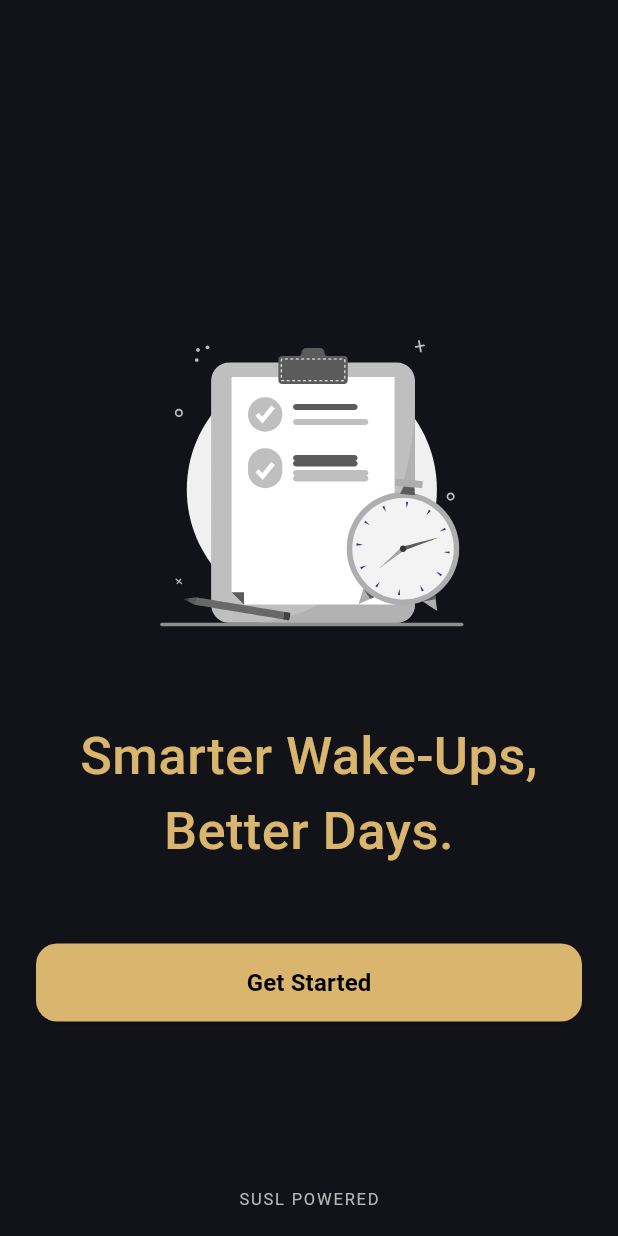
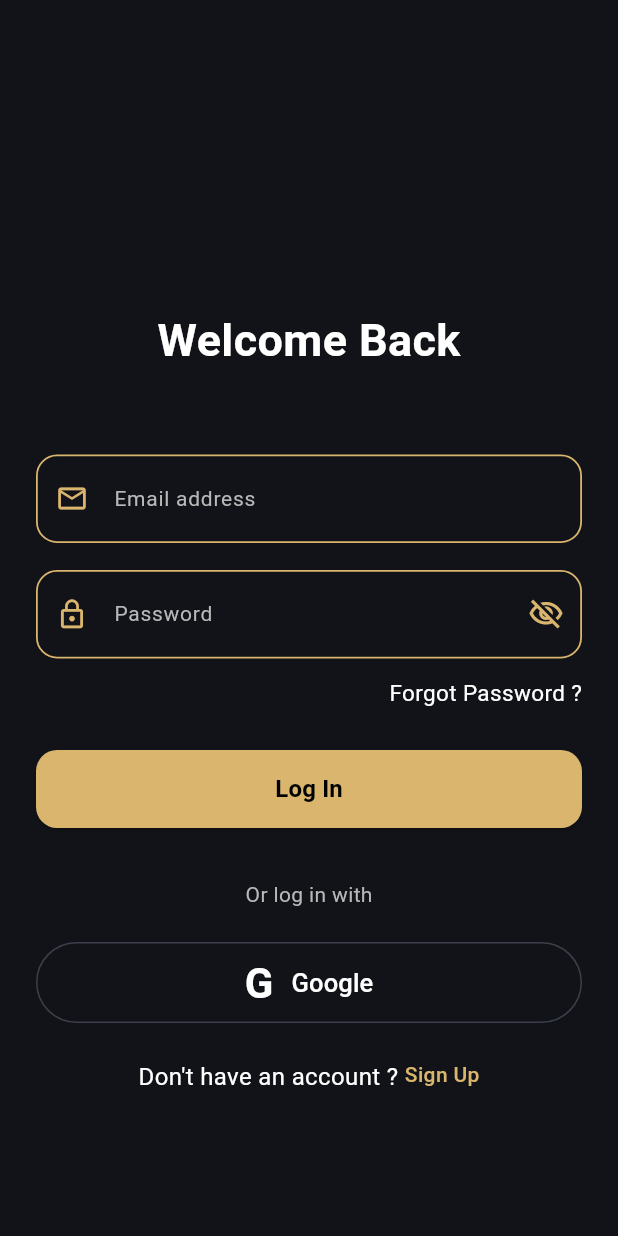
Before and after one commit to Ashiy-Ishan/Smart_AI_Alarm, a Flutter app: the screen it shows after launch, after a tap on "Get Started", on a phone screen of 412 x 824 dp. Run offline on Flutter 3.47's test engine with Material 3 defaults, Android fonts, the phone set to English and light mode, and no system bars; our stand-ins replace google_fonts, lottie.

Commit message:
login,sign up and forget password pages created

```diff
--- /dev/null
+++ b/fontend/alarm_frontend/lib/components/social_button.dart
@@ -0,0 +1,56 @@
+import 'package:alarm_frontend/components/app_colors.dart';
+import 'package:flutter/material.dart';
+
+class SocialButton extends StatelessWidget {
+  final String text;
+  final VoidCallback onPressed;
+
+  const SocialButton({
+    super.key,
+    required this.text,
+    required this.onPressed,
+  });
+
+  @override
+  Widget build(BuildContext context) {
+    return SizedBox(
+      width: double.infinity,
+      height: 54,
+      child: OutlinedButton(
+        onPressed: onPressed,
+        style: OutlinedButton.styleFrom(
+          backgroundColor: Colors.transparent,
+          side: const BorderSide(
+            color: AppColors.border,
+            width: 1,
+          ),
+          shape: RoundedRectangleBorder(
+            borderRadius: BorderRadius.circular(28),
+          ),
+        ),
+        child: Row(
+          mainAxisAlignment: MainAxisAlignment.center,
+          children: [
+            const Text(
+              'G',
+              style: TextStyle(
+                fontSize: 28,
+                fontWeight: FontWeight.bold,
+                color: Colors.white,
+              ),
+            ),
+            const SizedBox(width: 12),
+            Text(
+              text,
+              style: const TextStyle(
+                color: AppColors.textPrimary,
+                fontSize: 17,
+                fontWeight: FontWeight.w500,
+              ),
+            ),
+          ],
+        ),
+      ),
+    );
+  }
+}
--- a/fontend/alarm_frontend/lib/main.dart
+++ b/fontend/alarm_frontend/lib/main.dart
@@ -21,7 +21,7 @@ class MyApp extends StatelessWidget {
         useMaterial3: true,
         textTheme: GoogleFonts.lexendDecaTextTheme(),
       ),
-      home: const SplashScreen(),
+      home: SplashScreen(),
     );
   }
 }
--- /dev/null
+++ b/fontend/alarm_frontend/lib/screens/auth_screen.dart
@@ -0,0 +1,428 @@
+import 'package:alarm_frontend/components/app_colors.dart';
+import 'package:alarm_frontend/components/app_text_styles.dart';
+import 'package:alarm_frontend/components/auth_text_field.dart';
+import 'package:alarm_frontend/components/primary_button.dart';
+import 'package:alarm_frontend/components/social_button.dart';
+import 'package:alarm_frontend/data/auth_form_data.dart';
+import 'package:alarm_frontend/models/auth_model_user.dart';
+import 'package:alarm_frontend/models/auth_page_model.dart';
+import 'package:flutter/material.dart';
+
+class AuthScreen extends StatefulWidget {
+  final AuthPageModel initialPage;
+
+  const AuthScreen({
+    super.key,
+    required this.initialPage,
+  });
+
+  @override
+  State<AuthScreen> createState() => _AuthScreenState();
+}
+
+class _AuthScreenState extends State<AuthScreen> {
+  final AuthFormData formData = AuthFormData();
+
+  late AuthPageModel currentPage;
+  bool isLoading = false;
+
+  @override
+  void initState() {
+    super.initState();
+    currentPage = widget.initialPage;
+  }
+
+  @override
+  void dispose() {
+    formData.dispose();
+    super.dispose();
+  }
+
+  void switchPage(AuthPageModel page) {
+    setState(() {
+      currentPage = page;
+    });
+  }
+
+  void showMessage(String message) {
+    ScaffoldMessenger.of(context).showSnackBar(
+      SnackBar(
+        backgroundColor: AppColors.card,
+        content: Text(
+          message,
+          style: const TextStyle(color: AppColors.textPrimary),
+        ),
+      ),
+    );
+  }
+
+  Future<void> handleLogin() async {
+    final AuthUserModel user = formData.loginUser;
+
+    if (user.email.isEmpty || user.password.isEmpty) {
+      showMessage('Please fill all fields');
+      return;
+    }
+
+    setState(() => isLoading = true);
+    await Future.delayed(const Duration(seconds: 1));
+    setState(() => isLoading = false);
+
+    debugPrint('Login Email: ${user.email}');
+    debugPrint('Login Password: ${user.password}');
+  }
+
+  Future<void> handleSignup() async {
+    final AuthUserModel user = formData.signupUser;
+
+    if (user.fullName.isEmpty ||
+        user.email.isEmpty ||
+        user.password.isEmpty ||
+        user.confirmPassword.isEmpty) {
+      showMessage('Please fill all fields');
+      return;
+    }
+
+    if (!formData.agreeToTerms) {
+      showMessage('Please agree to the terms');
+      return;
+    }
+
+    if (user.password != user.confirmPassword) {
+      showMessage('Passwords do not match');
+      return;
+    }
+
+    setState(() => isLoading = true);
+    await Future.delayed(const Duration(seconds: 1));
+    setState(() => isLoading = false);
+
+    debugPrint('Signup Name: ${user.fullName}');
+    debugPrint('Signup Email: ${user.email}');
+    debugPrint('Signup Password: ${user.password}');
+  }
+
+  Future<void> handleResetPassword() async {
+    final AuthUserModel user = formData.resetUser;
+
+    if (user.email.isEmpty) {
+      showMessage('Please enter your email');
+      return;
+    }
+
+    setState(() => isLoading = true);
+    await Future.delayed(const Duration(seconds: 1));
+    setState(() => isLoading = false);
+
+    debugPrint('Reset Email: ${user.email}');
+    showMessage('Password reset link sent');
+  }
+
+  @override
+  Widget build(BuildContext context) {
+    return Scaffold(
+      backgroundColor: AppColors.background,
+      body: SafeArea(
+        child: Center(
+          child: SingleChildScrollView(
+            padding: const EdgeInsets.symmetric(horizontal: 24, vertical: 24),
+            child: ConstrainedBox(
+              constraints: const BoxConstraints(maxWidth: 420),
+              child: AnimatedSwitcher(
+                duration: const Duration(milliseconds: 250),
+                child: _buildCurrentView(),
+              ),
+            ),
+          ),
+        ),
+      ),
+    );
+  }
+
+  Widget _buildCurrentView() {
+    switch (currentPage.type) {
+      case AuthPageType.login:
+        return _buildLoginView();
+      case AuthPageType.signup:
+        return _buildSignupView();
+      case AuthPageType.resetPassword:
+        return _buildResetPasswordView();
+    }
+  }
+
+  Widget _buildLoginView() {
+    return Column(
+      key: const ValueKey('login'),
+      crossAxisAlignment: CrossAxisAlignment.start,
+      children: [
+        const SizedBox(height: 110),
+        Center(
+          child: Text(
+            currentPage.title,
+            style: AppTextStyles.heading,
+          ),
+        ),
+        const SizedBox(height: 55),
+        AuthTextField(
+          controller: formData.loginEmailController,
+          hintText: 'Email address',
+          prefixIcon: Icons.email_outlined,
+          keyboardType: TextInputType.emailAddress,
+        ),
+        const SizedBox(height: 18),
+        AuthTextField(
+          controller: formData.loginPasswordController,
+          hintText: 'Password',
+          prefixIcon: Icons.lock_outline,
+          obscureText: formData.loginObscure,
+          suffixIcon: IconButton(
+            onPressed: () {
+              setState(() {
+                formData.loginObscure = !formData.loginObscure;
+              });
+            },
+            icon: Icon(
+              formData.loginObscure
+                  ? Icons.visibility_off_outlined
+                  : Icons.visibility_outlined,
+              color: AppColors.primary,
+            ),
+          ),
+        ),
+        const SizedBox(height: 12),
+        Align(
+          alignment: Alignment.centerRight,
+          child: GestureDetector(
+            onTap: () => switchPage(AuthPageModel.resetPassword()),
+            child: const Text(
+              'Forgot Password ?',
+              style: TextStyle(
+                color: AppColors.textPrimary,
+                fontSize: 15,
+              ),
+            ),
+          ),
+        ),
+        const SizedBox(height: 28),
+        PrimaryButton(
+          text: currentPage.buttonText,
+          onPressed: handleLogin,
+          isLoading: isLoading,
+        ),
+        const SizedBox(height: 34),
+        const Center(
+          child: Text(
+            'Or log in with',
+            style: AppTextStyles.subHeading,
+          ),
+        ),
+        const SizedBox(height: 22),
+        SocialButton(
+          text: 'Google',
+          onPressed: () {
+            debugPrint('Google login');
+          },
+        ),
+        const SizedBox(height: 24),
+        Center(
+          child: Wrap(
+            alignment: WrapAlignment.center,
+            children: [
+              const Text(
+                "Don't have an account ? ",
+                style: TextStyle(
+                  color: AppColors.textPrimary,
+                  fontSize: 16,
+                ),
+              ),
+              GestureDetector(
+                onTap: () => switchPage(AuthPageModel.signup()),
+                child: const Text(
+                  'Sign Up',
+                  style: AppTextStyles.link,
+                ),
+              ),
+            ],
+          ),
+        ),
+      ],
+    );
+  }
+
+  Widget _buildSignupView() {
+    return Column(
+      key: const ValueKey('signup'),
+      crossAxisAlignment: CrossAxisAlignment.start,
+      children: [
+        const SizedBox(height: 85),
+        Center(
+          child: Text(
+            currentPage.title,
+            style: AppTextStyles.heading,
+          ),
+        ),
+        const SizedBox(height: 45),
+        AuthTextField(
+          controller: formData.signupNameController,
+          hintText: 'Full name',
+          prefixIcon: Icons.person_outline,
+        ),
+        const SizedBox(height: 16),
+        AuthTextField(
+          controller: formData.signupEmailController,
+          hintText: 'Email Address',
+          prefixIcon: Icons.email_outlined,
+          keyboardType: TextInputType.emailAddress,
+        ),
+        const SizedBox(height: 16),
+        AuthTextField(
+          controller: formData.signupPasswordController,
+          hintText: 'Password',
+          prefixIcon: Icons.lock_outline,
+          obscureText: formData.signupObscure,
+          suffixIcon: IconButton(
+            onPressed: () {
+              setState(() {
+                formData.signupObscure = !formData.signupObscure;
+              });
+            },
+            icon: Icon(
+              formData.signupObscure
+                  ? Icons.visibility_off_outlined
+                  : Icons.visibility_outlined,
+              color: AppColors.primary,
+            ),
+          ),
+        ),
+        const SizedBox(height: 16),
+        AuthTextField(
+          controller: formData.signupConfirmPasswordController,
+          hintText: 'Confirm Password',
+          prefixIcon: Icons.lock_outline,
+          obscureText: formData.signupConfirmObscure,
+          suffixIcon: IconButton(
+            onPressed: () {
+              setState(() {
+                formData.signupConfirmObscure =
+                    !formData.signupConfirmObscure;
+              });
+            },
+            icon: Icon(
+              formData.signupConfirmObscure
+                  ? Icons.visibility_off_outlined
+                  : Icons.visibility_outlined,
+              color: AppColors.primary,
+            ),
+          ),
+        ),
+        const SizedBox(height: 16),
+        Row(
+          children: [
+            SizedBox(
+              width: 22,
+              height: 22,
+              child: Checkbox(
+                value: formData.agreeToTerms,
+                activeColor: AppColors.primary,
+                checkColor: Colors.black,
+                side: const BorderSide(color: AppColors.primary),
+                onChanged: (value) {
+                  setState(() {
+                    formData.agreeToTerms = value ?? false;
+                  });
+                },
+              ),
+            ),
+            const SizedBox(width: 12),
+            const Text(
+              'I agree to ',
+              style: TextStyle(
+                color: AppColors.textPrimary,
+                fontSize: 16,
+              ),
+            ),
+            const Text(
+              'terms',
+              style: AppTextStyles.link,
+            ),
+          ],
+        ),
+        const SizedBox(height: 28),
+        PrimaryButton(
+          text: currentPage.buttonText,
+          onPressed: handleSignup,
+          isLoading: isLoading,
+        ),
+        const SizedBox(height: 24),
+        Center(
+          child: Wrap(
+            alignment: WrapAlignment.center,
+            children: [
+              const Text(
+                'Already have an account? ',
+                style: TextStyle(
+                  color: AppColors.textPrimary,
+                  fontSize: 16,
+                ),
+              ),
+              GestureDetector(
+                onTap: () => switchPage(AuthPageModel.login()),
+                child: const Text(
+                  'Log in',
+                  style: AppTextStyles.link,
+                ),
+              ),
+            ],
+          ),
+        ),
+      ],
+    );
+  }
+
+  Widget _buildResetPasswordView() {
+    return Column(
+      key: const ValueKey('resetPassword'),
+      crossAxisAlignment: CrossAxisAlignment.start,
+      children: [
+        const SizedBox(height: 140),
+        Center(
+          child: Text(
+            currentPage.title,
+            style: AppTextStyles.heading,
+          ),
+        ),
+        const SizedBox(height: 16),
+        Center(
+          child: Text(
+            currentPage.subtitle ?? '',
+            textAlign: TextAlign.center,
+            style: AppTextStyles.subHeading,
+          ),
+        ),
+        const SizedBox(height: 42),
+        AuthTextField(
+          controller: formData.resetEmailController,
+          hintText: 'Email address',
+          prefixIcon: Icons.email_outlined,
+          keyboardType: TextInputType.emailAddress,
+        ),
+        const SizedBox(height: 28),
+        PrimaryButton(
+          text: currentPage.buttonText,
+          onPressed: handleResetPassword,
+          isLoading: isLoading,
+        ),
+        const SizedBox(height: 22),
+        Center(
+          child: GestureDetector(
+            onTap: () => switchPage(AuthPageModel.login()),
+            child: const Text(
+              'Back to Login',
+              style: AppTextStyles.link,
+            ),
+          ),
+        ),
+      ],
+    );
+  }
+}
--- a/fontend/alarm_frontend/lib/screens/splash_screen.dart
+++ b/fontend/alarm_frontend/lib/screens/splash_screen.dart
@@ -1,5 +1,7 @@
 import 'package:alarm_frontend/components/app_colors.dart';
 import 'package:alarm_frontend/components/primary_button.dart';
+import 'package:alarm_frontend/models/auth_page_model.dart';
+import 'package:alarm_frontend/screens/auth_screen.dart';
 import 'package:flutter/material.dart';
 import 'package:lottie/lottie.dart';
 
@@ -36,13 +38,13 @@ class SplashScreen extends StatelessWidget {
               PrimaryButton(
                 text: 'Get Started',
                 onPressed: () {
-                  //Navigator.push(
-                  //context,
-                   //MaterialPageRoute(
-                    //builder: (_) => const AuthScreen(),
-                   //initialPage: AuthPageModel.login(),
-                  //),
-                  //);
+                  Navigator.push(
+                    context,
+                    MaterialPageRoute(
+                      builder: (context) =>
+                          AuthScreen(initialPage: AuthPageModel.login()),
+                    ),
+                  );
                 },
               ),
 
```
